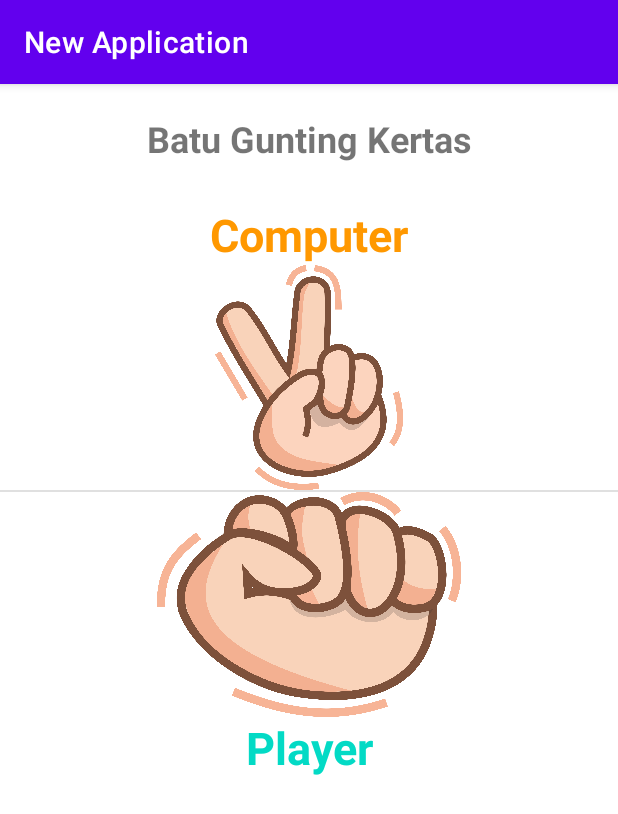
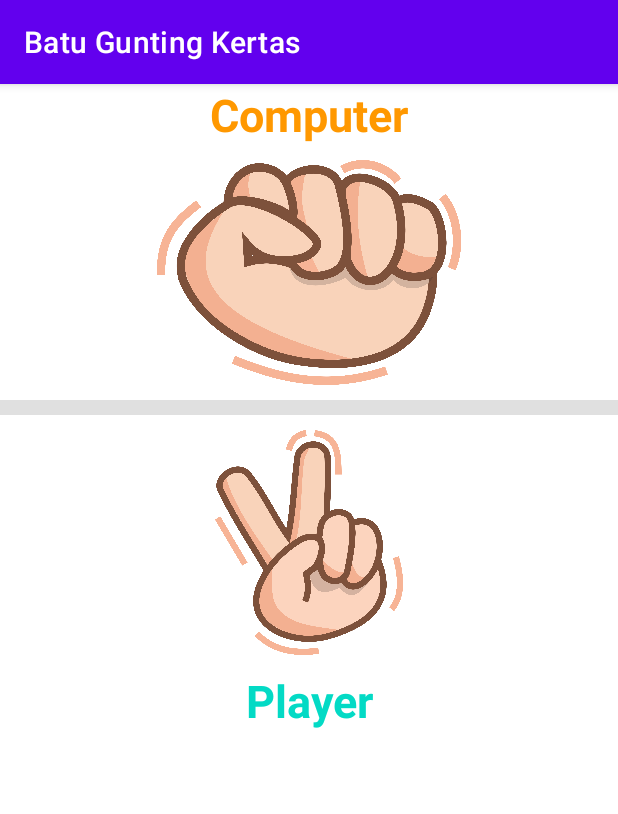
Before and after one commit to ZRamadhan/Janken, an Android app: the screen it shows after launch (MainActivity), on a phone screen of 412 x 824 dp. Shown: the top 814 px of the screen. Run offline under Robolectric (Android 15) with nearby library versions, the phone set to English and light mode, and no system bars.

Commit message:
correcting layout and delete big image

```diff
--- a/app/src/main/AndroidManifest.xml
+++ b/app/src/main/AndroidManifest.xml
@@ -5,7 +5,7 @@
     <application
         android:allowBackup="true"
         android:icon="@mipmap/ic_launcher"
-        android:label="@string/app_name"
+        android:label="Batu Gunting Kertas"
         android:roundIcon="@mipmap/ic_launcher_round"
         android:supportsRtl="true"
         android:theme="@style/Theme.NewApplication">
--- a/app/src/main/res/layout/activity_main.xml
+++ b/app/src/main/res/layout/activity_main.xml
@@ -7,34 +7,13 @@
     tools:context=".MainActivity" >
 
     <LinearLayout
-        android:id="@+id/linearLayout2"
-        android:layout_width="match_parent"
-        android:layout_height="80dp"
-        android:orientation="vertical"
-        app:layout_constraintEnd_toEndOf="parent"
-        app:layout_constraintStart_toStartOf="parent"
-        app:layout_constraintTop_toTopOf="parent">
-
-        <TextView
-            android:id="@+id/header"
-            android:layout_width="match_parent"
-            android:layout_height="wrap_content"
-            android:text="Batu Gunting Kertas"
-            android:textAlignment="center"
-            android:textSize="24sp"
-            android:textStyle="bold"
-            android:translationY="20dp" />
-
-    </LinearLayout>
-
-    <LinearLayout
         android:id="@+id/linearLayout"
         android:layout_width="match_parent"
         android:layout_height="480dp"
         android:orientation="vertical"
         app:layout_constraintEnd_toEndOf="parent"
         app:layout_constraintStart_toStartOf="parent"
-        app:layout_constraintTop_toBottomOf="@+id/linearLayout2">
+        app:layout_constraintTop_toTopOf="parent">
 
         <TextView
             android:id="@+id/textView2"
@@ -50,19 +29,23 @@
             android:id="@+id/imageView"
             android:layout_width="match_parent"
             android:layout_height="150dp"
-            app:srcCompat="@drawable/gunting" />
+            android:layout_marginTop="10dp"
+            android:layout_marginBottom="10dp"
+            app:srcCompat="@drawable/batu" />
 
         <View
             android:id="@+id/divider"
             android:layout_width="match_parent"
-            android:layout_height="1dp"
+            android:layout_height="10dp"
             android:background="?android:attr/listDivider" />
 
         <ImageView
-            android:id="@+id/imageView5"
+            android:id="@+id/imageView1"
             android:layout_width="match_parent"
             android:layout_height="150dp"
-            app:srcCompat="@drawable/batu" />
+            android:layout_marginTop="10dp"
+            android:layout_marginBottom="10dp"
+            app:srcCompat="@drawable/gunting" />
 
         <TextView
             android:id="@+id/textView3"
```
Also changed, not shown: app/src/main/res/drawable-ldpi/batu.png (added), app/src/main/res/drawable-ldpi/gunting.png (added), app/src/main/res/drawable-ldpi/kertas.png (added), app/src/main/res/drawable-ldpi/refresh.png (added), app/src/main/res/drawable-xxhdpi/gunting.png (deleted), app/src/main/res/drawable-xxhdpi/refresh.png (deleted), app/src/main/res/drawable-xxxhdpi/refresh.png (deleted), 5 other files.
